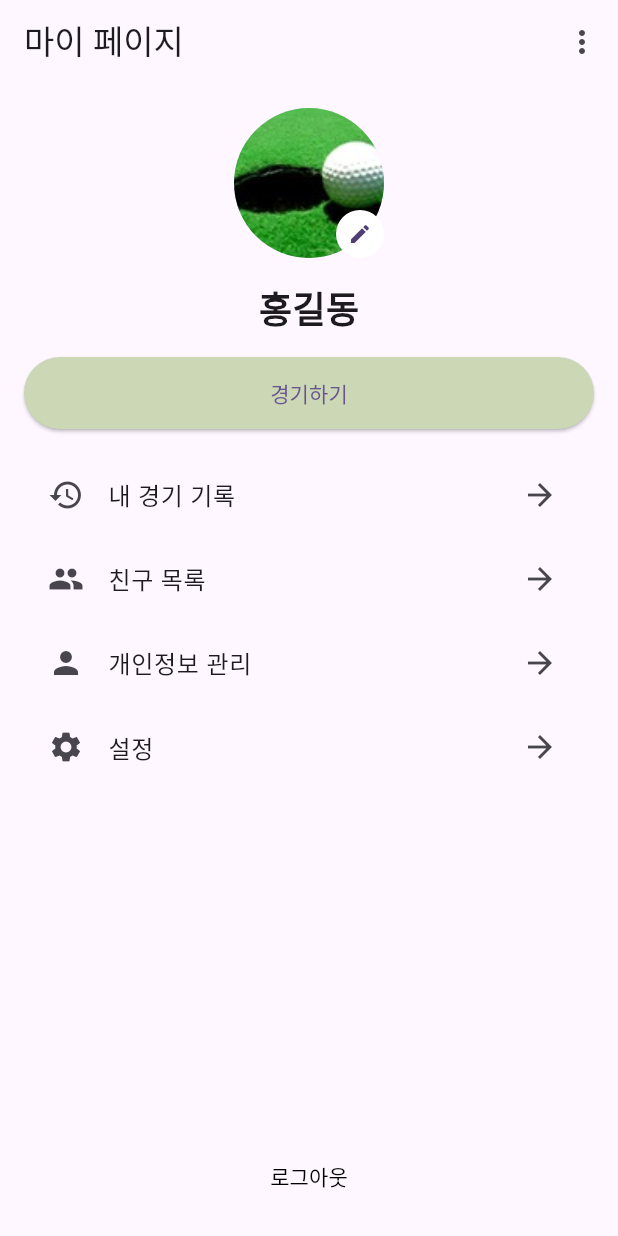
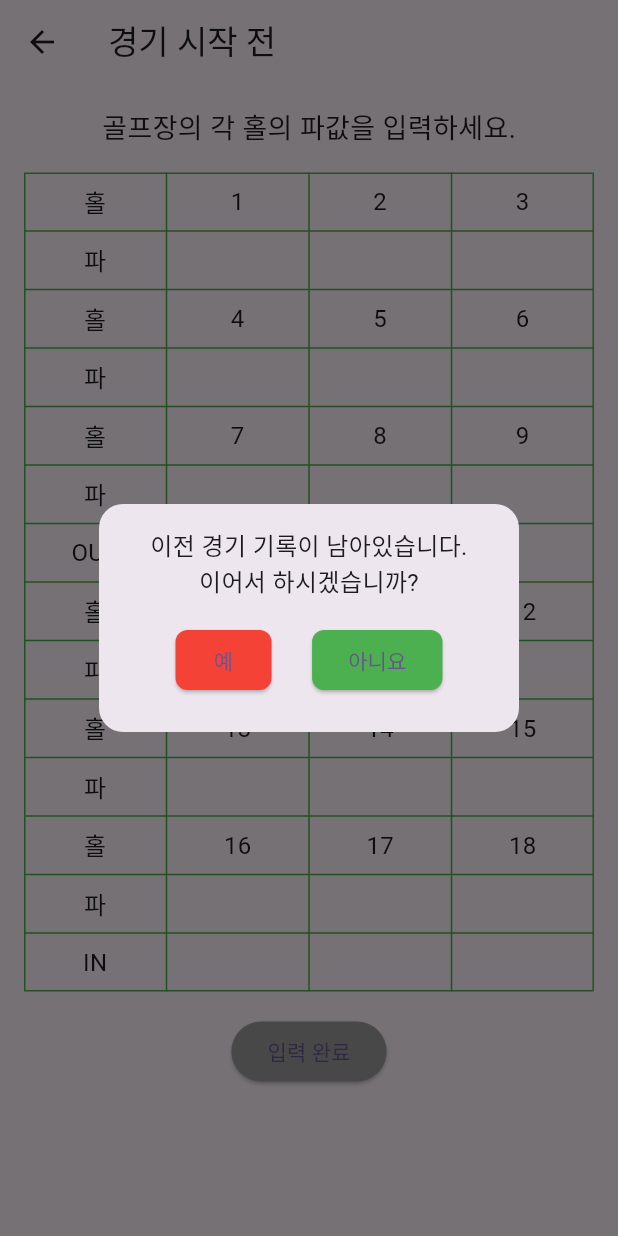
Before and after one commit to hagyeom/flutter_application_1, a Flutter app: the MyPageScreen screen opened directly, after a tap on "내 경기 기록", on a phone screen of 412 x 824 dp. Run offline on Flutter 3.47's test engine with Material 3 defaults, Android fonts, the phone set to English and light mode, and no system bars.

Commit message:
파 값 입력 구현완료

```diff
--- /dev/null
+++ b/lib/golf_score_app/screens/before_the_game_starts.dart
@@ -0,0 +1,149 @@
+/*
+작성자: 윤하겸
+작성일: 2024-06-07
+*/
+// 경기 시작 전 페이지
+// 골프장의 각 홀의 파 값을 입력받음
+// 이전 경기 기록이 있을 시 경기 기록 잔류 경고창을 띄움
+import 'package:flutter/material.dart';
+
+class BeforeTheGameStarts extends StatefulWidget {
+  const BeforeTheGameStarts({super.key});
+
+  @override
+  State<BeforeTheGameStarts> createState() => _BeforeTheGameStartsState();
+}
+
+class _BeforeTheGameStartsState extends State<BeforeTheGameStarts> {
+  bool hasPreviousGameRecord = true; // 실제 데이터에 맞게 설정
+
+  @override
+  void initState() {
+    super.initState();
+    WidgetsBinding.instance.addPostFrameCallback((_) {
+      if (hasPreviousGameRecord) {
+        _showPreviousGameRecordWarning();
+      }
+    });
+  }
+
+  void _showPreviousGameRecordWarning() {
+    showDialog(
+      context: context,
+      builder: (BuildContext context) {
+        return AlertDialog(
+          shape: RoundedRectangleBorder(
+            borderRadius: BorderRadius.circular(16.0),
+          ),
+          content: Column(
+            mainAxisSize: MainAxisSize.min,
+            children: <Widget>[
+              const Text(
+                '이전 경기 기록이 남아있습니다.\n이어서 하시겠습니까?',
+                textAlign: TextAlign.center,
+                style: TextStyle(fontSize: 16.0),
+              ),
+              const SizedBox(height: 16.0),
+              Row(
+                mainAxisAlignment: MainAxisAlignment.spaceEvenly,
+                children: <Widget>[
+                  ElevatedButton(
+                    onPressed: () {
+                      Navigator.of(context).pop();
+                      // '예' 버튼을 눌렀을 때의 동작 추가
+                    },
+                    style: ElevatedButton.styleFrom(
+                      backgroundColor: Colors.red,
+                      shape: RoundedRectangleBorder(
+                        borderRadius: BorderRadius.circular(8.0),
+                      ),
+                    ),
+                    child: const Text('예'),
+                  ),
+                  ElevatedButton(
+                    onPressed: () {
+                      Navigator.of(context).pop();
+                      // '아니요' 버튼을 눌렀을 때의 동작 추가
+                    },
+                    style: ElevatedButton.styleFrom(
+                      backgroundColor: Colors.green,
+                      shape: RoundedRectangleBorder(
+                        borderRadius: BorderRadius.circular(8.0),
+                      ),
+                    ),
+                    child: const Text('아니요'),
+                  ),
+                ],
+              ),
+            ],
+          ),
+        );
+      },
+    );
+  }
+
+  @override
+  Widget build(BuildContext context) {
+    return Scaffold(
+      appBar: AppBar(
+        title: const Text('경기 시작 전'),
+      ),
+      body: Padding(
+        padding: const EdgeInsets.all(16.0),
+        child: Column(
+          children: <Widget>[
+            const Text(
+              '골프장의 각 홀의 파값을 입력하세요.',
+              style: TextStyle(fontSize: 18.0),
+            ),
+            const SizedBox(height: 16.0),
+            Table(
+              border: TableBorder.all(color: Colors.green),
+              children: [
+                _buildTableRow(['홀', '1', '2', '3']),
+                _buildTableRow(['파', '', '', '']),
+                _buildTableRow(['홀', '4', '5', '6']),
+                _buildTableRow(['파', '', '', '']),
+                _buildTableRow(['홀', '7', '8', '9']),
+                _buildTableRow(['파', '', '', '']),
+                _buildTableRow(['OUT', '', '', '']),
+                _buildTableRow(['홀', '10', '11', '12']),
+                _buildTableRow(['파', '', '', '']),
+                _buildTableRow(['홀', '13', '14', '15']),
+                _buildTableRow(['파', '', '', '']),
+                _buildTableRow(['홀', '16', '17', '18']),
+                _buildTableRow(['파', '', '', '']),
+                _buildTableRow(['IN', '', '', '']),
+              ],
+            ),
+            const SizedBox(height: 16.0),
+            ElevatedButton(
+              onPressed: () {
+                // 입력 완료 버튼 눌렀을 때의 동작
+              },
+              style: ElevatedButton.styleFrom(
+                backgroundColor: Colors.grey,
+              ),
+              child: const Text('입력 완료'),
+            ),
+          ],
+        ),
+      ),
+    );
+  }
+
+  TableRow _buildTableRow(List<String> cells) {
+    return TableRow(
+      children: cells.map((cell) {
+        return Padding(
+          padding: const EdgeInsets.all(8.0),
+          child: Text(
+            cell,
+            textAlign: TextAlign.center,
+            style: const TextStyle(fontSize: 16.0),
+          ),
+        );
+      }).toList(),
+    );
+  }
+}
--- a/lib/golf_score_app/screens/my_page_screen.dart
+++ b/lib/golf_score_app/screens/my_page_screen.dart
@@ -6,6 +6,7 @@
 // my_page_screen.dart
 import 'package:flutter/material.dart';
 import 'first_page.dart'; // FirstPage를 import
+import 'before_the_game_starts.dart'; // BeforeTheGameStarts를 import
 
 class MyPageScreen extends StatelessWidget {
   const MyPageScreen({super.key, required String userName});
@@ -76,7 +77,12 @@ class MyPageScreen extends StatelessWidget {
                     title: const Text('내 경기 기록'),
                     trailing: const Icon(Icons.arrow_forward),
                     onTap: () {
-                      // 내 경기 기록 페이지로 이동
+                      Navigator.push(
+                        context,
+                        MaterialPageRoute(
+                          builder: (context) => const BeforeTheGameStarts(),
+                        ),
+                      );
                     },
                   ),
                   ListTile(
```
